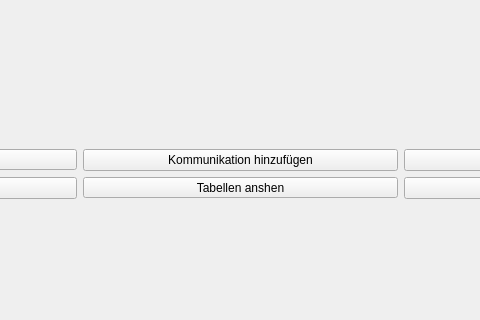
Above: mainwindow.ui from green-lion-racing/glr-database before the change; both pictures show x 576 to 1056 and y 208 to 528 of the 1312 by 768 pixel window. Below: the same form after it.
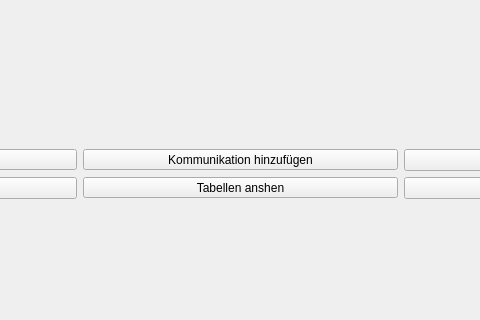
That is the form after the change.

Commit message: Updated colors and added tb_createCommunication deleted pb_createCommunication

```diff
--- a/mainwindow.ui
+++ b/mainwindow.ui
@@ -62,10 +62,19 @@
              </widget>
             </item>
             <item>
-             <widget class="QPushButton" name="pb_createCommunication">
+             <widget class="QToolButton" name="tb_createCommunication">
+              <property name="sizePolicy">
+               <sizepolicy hsizetype="Minimum" vsizetype="Fixed">
+                <horstretch>0</horstretch>
+                <verstretch>0</verstretch>
+               </sizepolicy>
+              </property>
               <property name="text">
                <string>Kommunikation hinzufügen</string>
               </property>
+              <property name="toolButtonStyle">
+               <enum>Qt::ToolButtonTextUnderIcon</enum>
+              </property>
              </widget>
             </item>
             <item>
```
Left out of the diff: 6 changed lines with no effect on the pictures. The commit also changes 6 other files.
